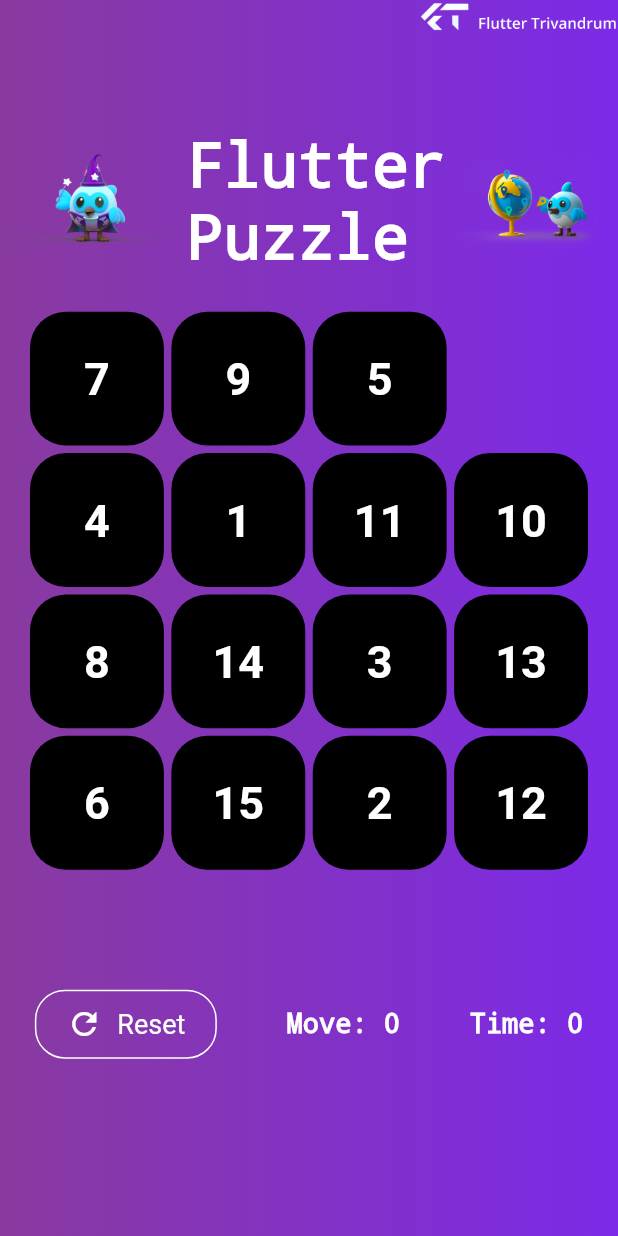
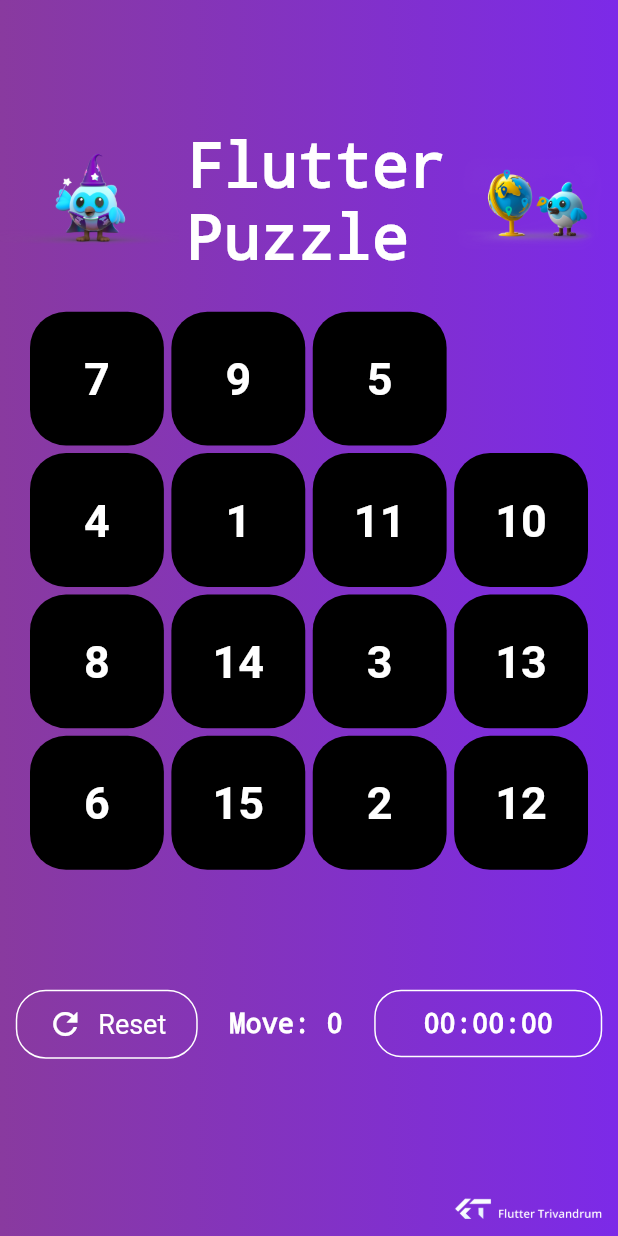
Before and after one commit to Flutter-Trivandrum/FlutterPuzzle, a Flutter app: the screen it shows after launch, on a phone screen of 412 x 824 dp. Run offline on Flutter 3.47's test engine with Material 2 defaults, Android fonts, the phone set to English and light mode, and no system bars; Roboto replaces fonts that are missing (GoogleSans).

Commit message:
added timer

```diff
--- a/lib/Board.dart
+++ b/lib/Board.dart
@@ -45,9 +45,15 @@ class _BoardState extends State<Board> {
         child: Stack(
           children: [
             Positioned(
-              right: 0,
-              top: 0,
-              child: Image.asset("assets/images/LogoWhite.png",width: size.width/3,)),
+                right: 10,
+                bottom: 10,
+                child: GestureDetector(
+                  onDoubleTap: checkWin,
+                  child: Image.asset(
+                    "assets/images/LogoWhite.png",
+                    width: size.width / 4,
+                  ),
+                )),
             Game(size),
           ],
         ),
--- a/lib/widgets/Time.dart
+++ b/lib/widgets/Time.dart
@@ -1,23 +1,30 @@
-
 import 'package:flutter/material.dart';
 
+String formatTime(int secs) {
+  var hours = (secs ~/ 3600).toString().padLeft(2, '0');
+  var minutes = ((secs % 3600) ~/ 60).toString().padLeft(2, '0');
+  var seconds = (secs % 60).toString().padLeft(2, '0');
+  return " $hours:$minutes:$seconds ";
+}
+
 class Time extends StatelessWidget {
-
-  int secondsPassed;
+  final int secondsPassed;
 
   Time(this.secondsPassed);
 
   @override
   Widget build(BuildContext context) {
-    return Padding(
-      padding: const EdgeInsets.only(top: 12.0),
+    return Container(
+      decoration: BoxDecoration(
+        color: Colors.transparent,
+        border: Border.all(color: Colors.white, width: 1),
+        borderRadius: BorderRadius.circular(18),
+      ),
+      padding: EdgeInsets.symmetric(vertical: 11, horizontal: 21),
       child: Text(
-        "Time: ${secondsPassed}",
+        formatTime(secondsPassed),
         style: TextStyle(
-          fontSize: 18,
-          decoration: TextDecoration.none,
-          color: Colors.white,
-        ),
+            color: Colors.white, decoration: TextDecoration.none, fontSize: 18),
       ),
     );
   }
--- a/pubspec.yaml
+++ b/pubspec.yaml
@@ -28,6 +28,7 @@ dependencies:
   # The following adds the Cupertino Icons font to your application.
   # Use with the CupertinoIcons class for iOS style icons.
   cupertino_icons: ^1.0.4
+  sliding_number: ^0.0.4
 
 dev_dependencies:
   flutter_test:
```
Also changed, not shown: lib/widgets/ResetButton.dart (+8 -6 lines), pubspec.lock, 1 other file.
